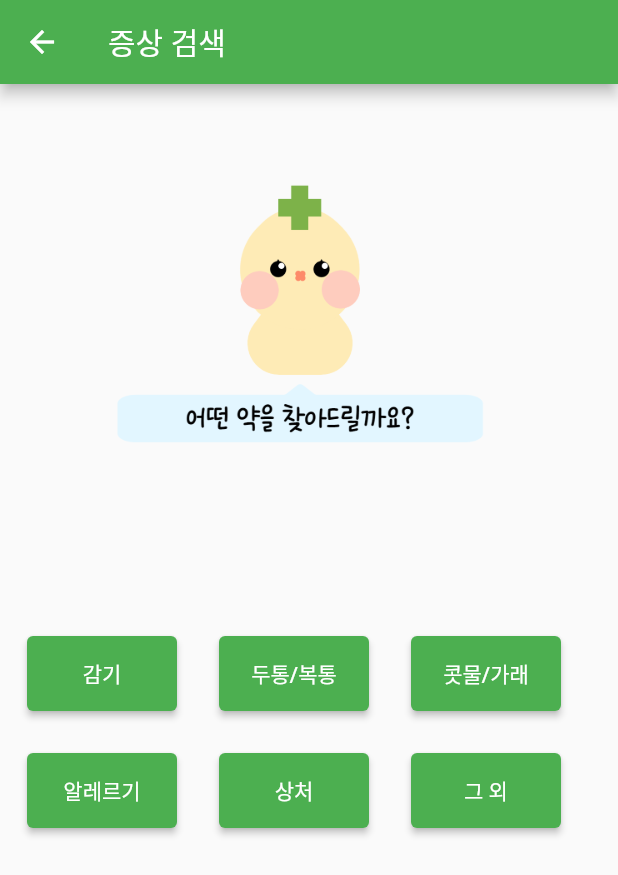
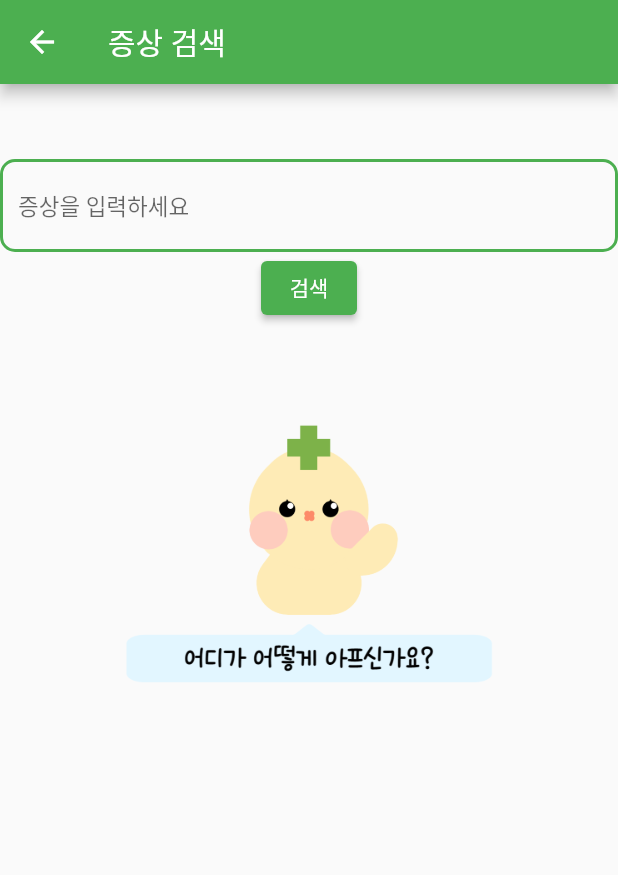
Before and after one commit to gogyoonga/Dart, a Flutter app: the SymptomSearch screen opened by its route, after a tap on "그 외", on a phone screen of 412 x 824 dp. Shown: the top 875 px of the screen. Run offline on Flutter 3.47's test engine with Material 2 defaults, Android fonts, the light colour scheme and no system bars.

Commit message:
2023-05-08, 02:55

```diff
--- /dev/null
+++ b/lib/etc_screen.dart
@@ -0,0 +1,47 @@
+import 'package:flutter/material.dart';
+
+class EtcScreen extends StatelessWidget {
+  const EtcScreen({Key? key}) : super(key: key);
+
+  Widget build(BuildContext context) {
+    return Scaffold(
+        appBar: AppBar(
+          title: const Text('증상 검색'),
+        ),
+        body:
+            SingleChildScrollView(
+              scrollDirection: Axis.vertical,
+              child:  Column(children: [
+                Container(margin: EdgeInsets.only(top: 50)),
+                const TextField(
+
+                  style: TextStyle(fontSize: 15.0),
+                  decoration: InputDecoration(
+                    focusedBorder: OutlineInputBorder(
+                      borderRadius: BorderRadius.all(Radius.circular(10.0)),
+                      borderSide: BorderSide(width: 2, color: Colors.green)
+                    ),
+                    enabledBorder: OutlineInputBorder(
+                        borderRadius: BorderRadius.all(Radius.circular(10.0)),
+                        borderSide: BorderSide(width: 2, color: Colors.green)
+                    ),
+                    border: OutlineInputBorder(
+                      borderRadius: BorderRadius.all(Radius.circular(10.0)),
+                    ),
+                    hintText: "증상을 입력하세요",
+                  ),
+                  textInputAction: TextInputAction.search,
+                ),
+                ElevatedButton(onPressed:(){
+                  Navigator.pushNamed(context, '/symptom/cold_diagnose/cold_drug');
+                }, child: Text('검색')),
+                Container(
+                  margin: EdgeInsets.only(top: 50,left: 50, right: 50),
+                  child: Image.asset('images/etc.png'), width: 300,
+                ),
+              ],)
+            ),
+            );
+
+
+  } }
--- a/lib/main.dart
+++ b/lib/main.dart
@@ -3,6 +3,7 @@ import 'package:software_homework/search_screen.dart';
 
 import 'cold_diagnose_screen.dart';
 import 'cold_drug_screen.dart';
+import 'etc_screen.dart';
 
 void main() {
   runApp(const MyApp());
@@ -24,7 +25,7 @@ class MyApp extends StatelessWidget {
         '/symptom': (context) => const SymptomSearch(),
         '/symptom/cold_diagnose': (context) => const ColdDiagnoseScreen(),
         '/symptom/cold_diagnose/cold_drug': (context) => const ColdDrugScreen(),
-
+        '/symptom/etc': (context) => const EtcScreen(),
       },
 
     );
--- a/lib/search_screen.dart
+++ b/lib/search_screen.dart
@@ -79,6 +79,7 @@ class SymptomSearch extends StatelessWidget {
     child: ElevatedButton(
                   onPressed: () {
                     // TODO: 여섯 번째 증상 버튼 동작
+                    Navigator.pushNamed(context, '/symptom/etc');
                   },
                   child:const Text('그 외'),
                 ),),
```
Also changed, not shown: images/etc.png (added).
